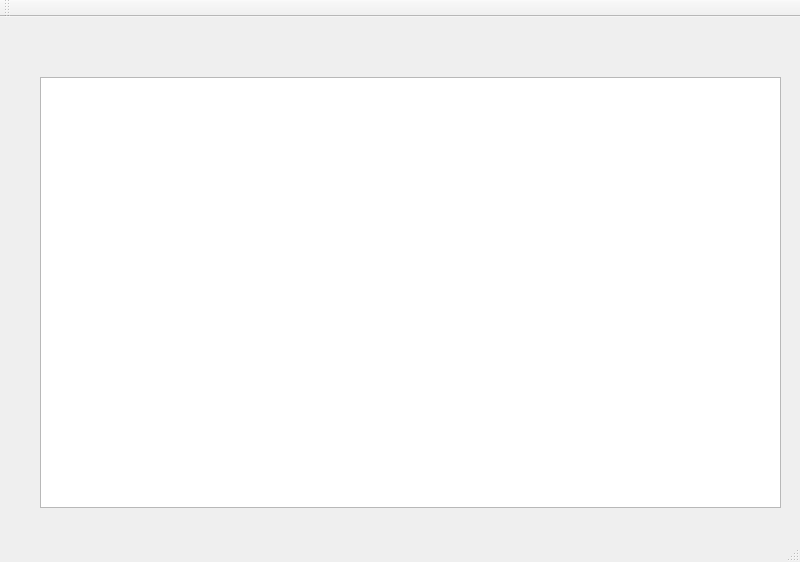
Y-codercreator/Code_Dame, file mainwindow.ui: the form before one commit.
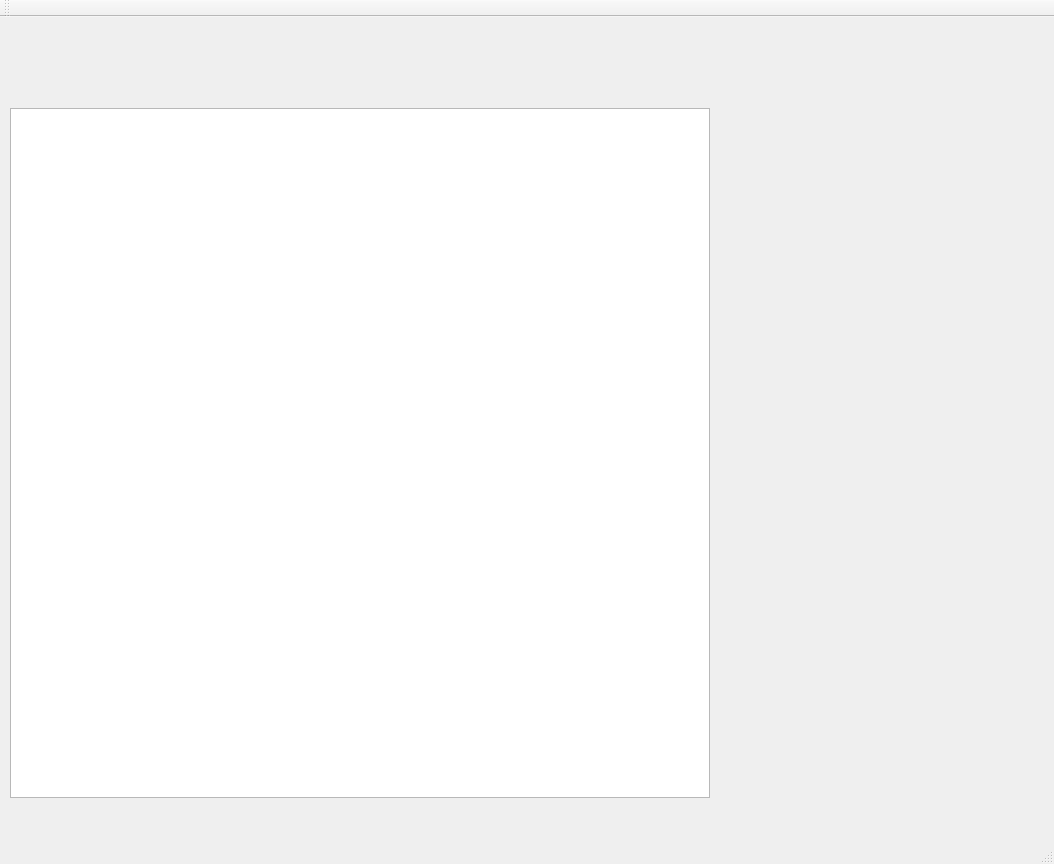
The form after the commit.

What changed in the file:
```diff
--- a/mainwindow.ui
+++ b/mainwindow.ui
@@ -6,8 +6,8 @@
    <rect>
     <x>0</x>
     <y>0</y>
-    <width>800</width>
-    <height>562</height>
+    <width>1054</width>
+    <height>864</height>
    </rect>
   </property>
   <property name="windowTitle">
@@ -17,12 +17,24 @@
    <widget class="QGraphicsView" name="graphicsView">
     <property name="geometry">
      <rect>
-      <x>40</x>
-      <y>60</y>
-      <width>741</width>
-      <height>431</height>
+      <x>10</x>
+      <y>91</y>
+      <width>700</width>
+      <height>690</height>
      </rect>
     </property>
+    <property name="minimumSize">
+     <size>
+      <width>700</width>
+      <height>690</height>
+     </size>
+    </property>
+    <property name="maximumSize">
+     <size>
+      <width>700</width>
+      <height>690</height>
+     </size>
+    </property>
    </widget>
   </widget>
   <widget class="QMenuBar" name="menuBar">
```
Left out of the diff: 2 changed lines with no effect on the pictures.
